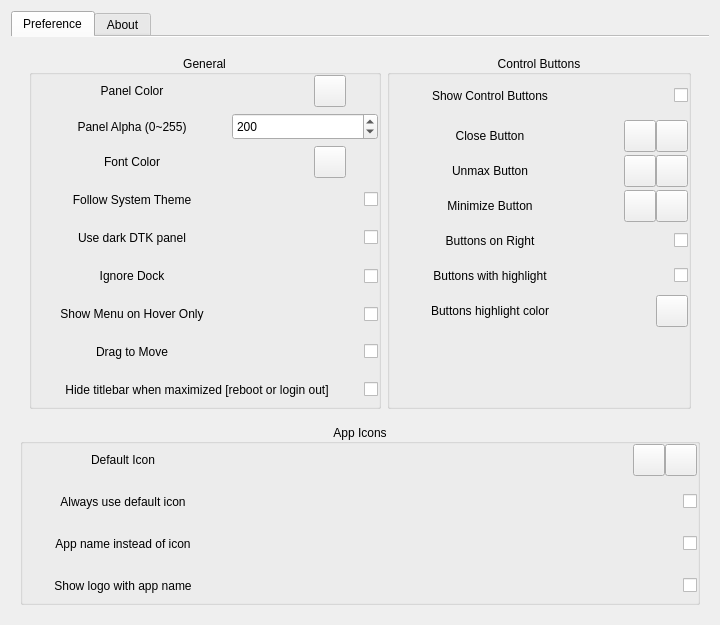
Old version of the form widgets/mainsettingwidget.ui in the repository GXDE-OS/gxde-top-panel.
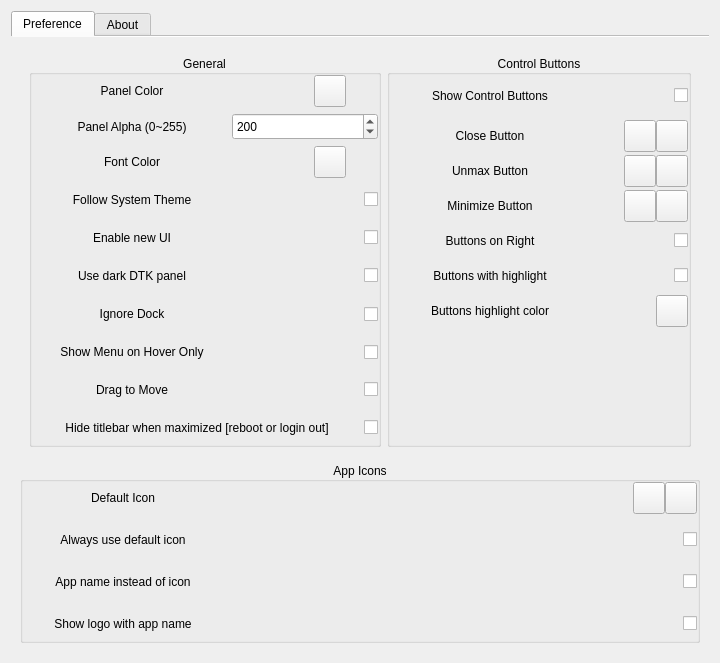
New version of the form. Icons and pictures are not drawn.

The edit to the form file:
```diff
--- a/widgets/mainsettingwidget.ui
+++ b/widgets/mainsettingwidget.ui
@@ -425,6 +425,63 @@
                </layout>
               </widget>
              </item>
+             <item>
+              <widget class="QWidget" name="newUiWidget" native="true">
+               <layout class="QHBoxLayout" name="newUiLayout">
+                <property name="spacing">
+                 <number>0</number>
+                </property>
+                <property name="leftMargin">
+                 <number>0</number>
+                </property>
+                <property name="topMargin">
+                 <number>0</number>
+                </property>
+                <property name="rightMargin">
+                 <number>0</number>
+                </property>
+                <property name="bottomMargin">
+                 <number>0</number>
+                </property>
+                <item>
+                 <widget class="QLabel" name="newUiLabel">
+                  <property name="minimumSize">
+                   <size>
+                    <width>200</width>
+                    <height>32</height>
+                   </size>
+                  </property>
+                  <property name="text">
+                   <string>Enable new UI</string>
+                  </property>
+                  <property name="alignment">
+                   <set>Qt::AlignCenter</set>
+                  </property>
+                 </widget>
+                </item>
+                <item>
+                 <spacer name="newUiSpacer">
+                  <property name="orientation">
+                   <enum>Qt::Horizontal</enum>
+                  </property>
+                  <property name="sizeHint" stdset="0">
+                   <size>
+                    <width>40</width>
+                    <height>20</height>
+                   </size>
+                  </property>
+                 </spacer>
+                </item>
+                <item>
+                 <widget class="QCheckBox" name="newUiCheckBox">
+                  <property name="text">
+                   <string notr="true"/>
+                  </property>
+                 </widget>
+                </item>
+               </layout>
+              </widget>
+             </item>
              <item>
               <widget class="QWidget" name="darkDtkPanelWidget" native="true">
                <layout class="QHBoxLayout" name="darkDtkPanelLayout">
```
